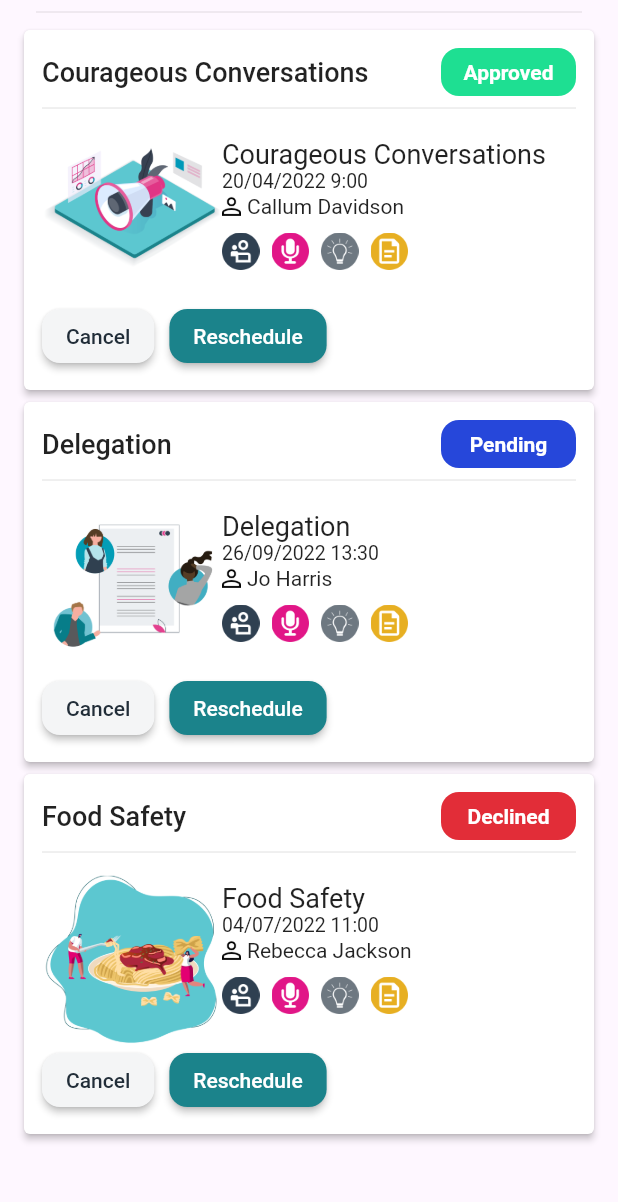
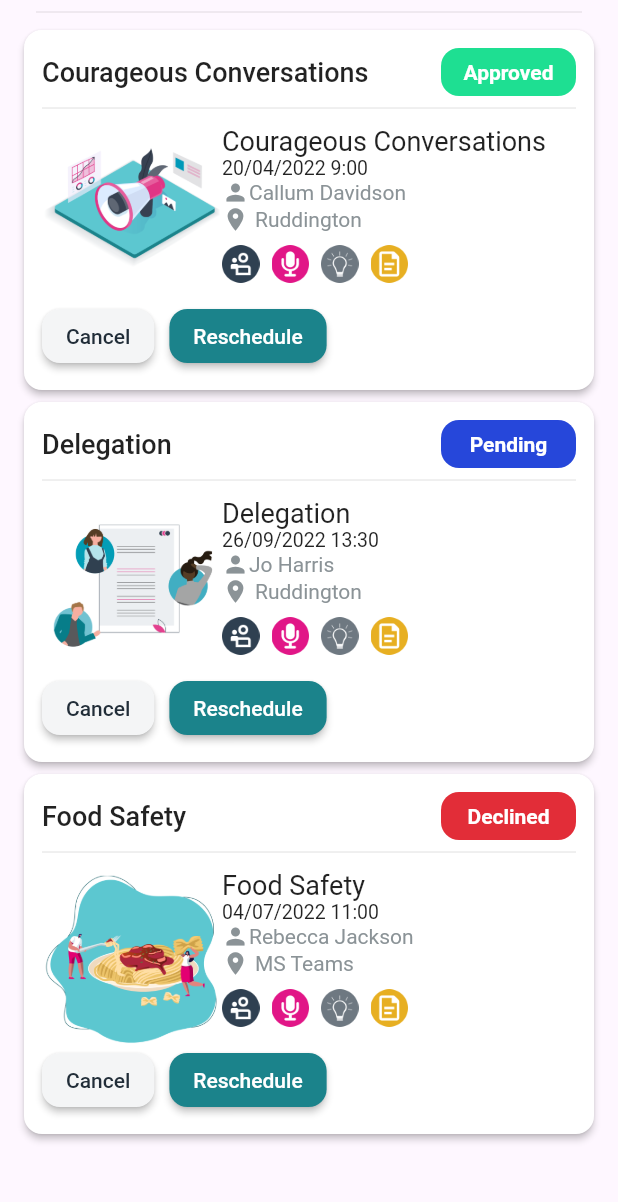
Before and after one commit to BelchieBen/I-Learn, a Flutter app: the MyBookings widget shown alone on an empty page, opened directly, on a phone screen of 412 x 824 dp, the part 30-1232 px from its top. Run offline on Flutter 3.47's test engine with Material 2 defaults, Android fonts, the phone set to English and light mode, and no system bars; our stand-ins replace dropdown_button2, lottie, string_validator; network calls fail.

Commit message:
Modified the design of booking card and added location field

```diff
--- a/lib/src/pages/booking/my_bookings.dart
+++ b/lib/src/pages/booking/my_bookings.dart
@@ -16,6 +16,7 @@ class _MyBookingState extends State<MyBookings> {
       "status": "Approved",
       "date": "20/04/2022 9:00",
       "trainer": "Callum Davidson",
+      "location": "Ruddington",
       "learningTypes": "FaceToFace.png,Podcast.png,TopTips.png,Article.png",
     },
     {
@@ -24,6 +25,7 @@ class _MyBookingState extends State<MyBookings> {
       "status": "Pending",
       "date": "26/09/2022 13:30",
       "trainer": "Jo Harris",
+      "location": "Ruddington",
       "learningTypes": "FaceToFace.png,Podcast.png,TopTips.png,Article.png",
     },
     {
@@ -32,6 +34,7 @@ class _MyBookingState extends State<MyBookings> {
       "status": "Declined",
       "date": "04/07/2022 11:00",
       "trainer": "Rebecca Jackson",
+      "location": "MS Teams",
       "learningTypes": "FaceToFace.png,Podcast.png,TopTips.png,Article.png",
     },
   ];
@@ -102,6 +105,9 @@ class _MyBookingState extends State<MyBookings> {
     return Padding(
       padding: const EdgeInsets.fromLTRB(12, 0, 12, 0),
       child: Card(
+        shape: RoundedRectangleBorder(
+          borderRadius: BorderRadius.circular(12),
+        ),
         elevation: 2,
         child: Padding(
           padding: const EdgeInsets.all(12),
@@ -155,14 +161,35 @@ class _MyBookingState extends State<MyBookings> {
                       ),
                       Row(
                         children: [
-                          Image.asset(
-                            "images/person.png",
-                            height: 19,
+                          const Icon(
+                            Icons.person,
+                            size: 18,
+                            color: Color.fromRGBO(139, 147, 151, 1),
+                          ),
+                          Text(
+                            booking["trainer"]!,
+                            style: const TextStyle(
+                              color: Color.fromRGBO(139, 147, 151, 1),
+                            ),
+                          ),
+                        ],
+                      ),
+                      Row(
+                        children: [
+                          const Icon(
+                            Icons.location_on,
+                            size: 18,
+                            color: Color.fromRGBO(139, 147, 151, 1),
                           ),
                           const SizedBox(
                             width: 4,
                           ),
-                          Text(booking["trainer"]!),
+                          Text(
+                            booking["location"]!,
+                            style: const TextStyle(
+                              color: Color.fromRGBO(139, 147, 151, 1),
+                            ),
+                          ),
                         ],
                       ),
                       LearningTypes(
```
Also changed, not shown: images/person.png (deleted).
